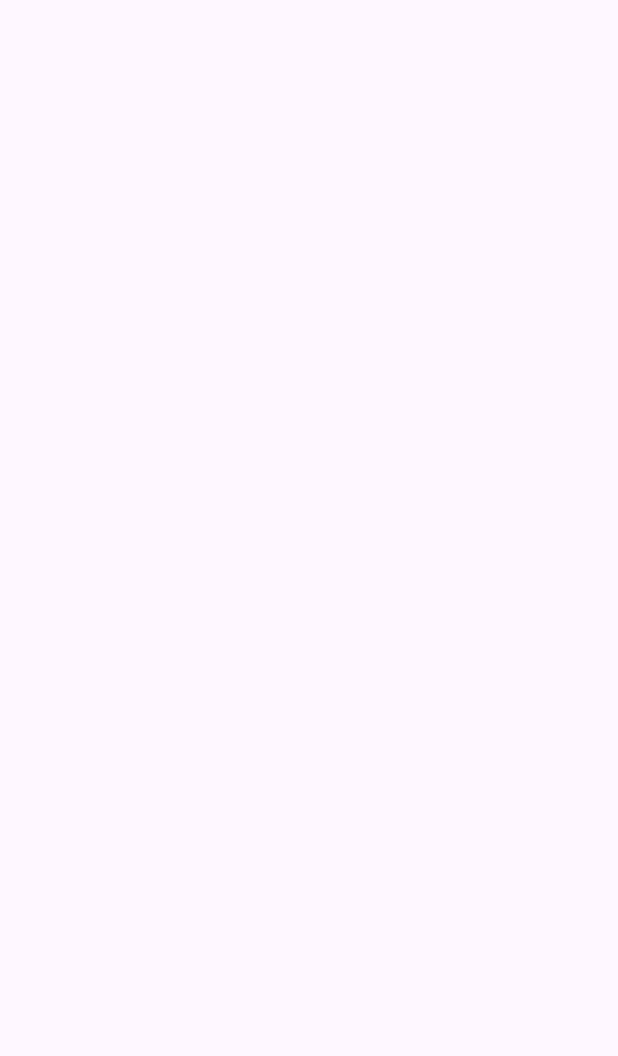
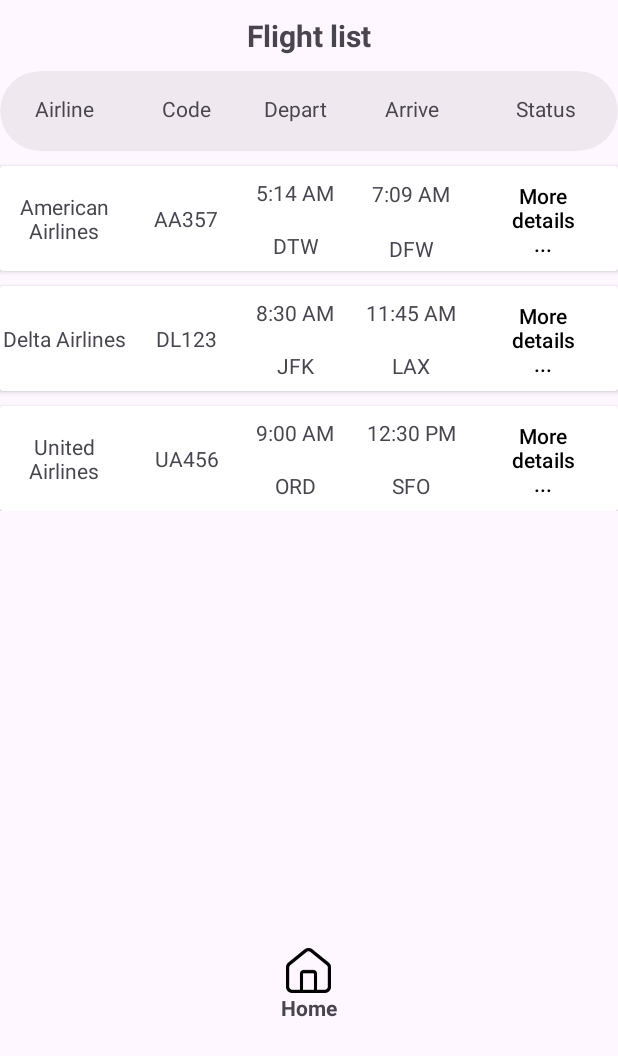
Before and after one commit to hatrungnguyen/Mobile, an Android app: the FlightByCityActivity screen opened directly, with no data from a screen before it, on a phone screen of 412 x 824 dp. Before the commit the part shown is empty. Shown: the top 1056 px of the screen. Run offline under Robolectric (Android 15) with nearby library versions, the phone set to English and light mode, and no system bars.

Commit message:
flight by city layout

```diff
--- a/app/src/main/java/vn/edu/usth/mobile/FlightByCitiesActivity.java
+++ b/app/src/main/java/vn/edu/usth/mobile/FlightByCityActivity.java
@@ -8,13 +8,13 @@ import androidx.core.graphics.Insets;
 import androidx.core.view.ViewCompat;
 import androidx.core.view.WindowInsetsCompat;
 
-public class FlightByCitiesActivity extends AppCompatActivity {
+public class FlightByCityActivity extends AppCompatActivity {
 
     @Override
     protected void onCreate(Bundle savedInstanceState) {
         super.onCreate(savedInstanceState);
         EdgeToEdge.enable(this);
-        setContentView(R.layout.activity_flight_by_cities);
+        setContentView(R.layout.activity_flight_by_city);
         ViewCompat.setOnApplyWindowInsetsListener(findViewById(R.id.main), (v, insets) -> {
             Insets systemBars = insets.getInsets(WindowInsetsCompat.Type.systemBars());
             v.setPadding(systemBars.left, systemBars.top, systemBars.right, systemBars.bottom);
--- a/app/src/main/res/layout/activity_flight_by_cities.xml
+++ /dev/null
@@ -1,10 +0,0 @@
-<?xml version="1.0" encoding="utf-8"?>
-<androidx.constraintlayout.widget.ConstraintLayout xmlns:android="http://schemas.android.com/apk/res/android"
-    xmlns:app="http://schemas.android.com/apk/res-auto"
-    xmlns:tools="http://schemas.android.com/tools"
-    android:id="@+id/main"
-    android:layout_width="match_parent"
-    android:layout_height="match_parent"
-    tools:context=".FlightByCitiesActivity">
-
-</androidx.constraintlayout.widget.ConstraintLayout>
--- /dev/null
+++ b/app/src/main/res/layout/activity_flight_by_city.xml
@@ -0,0 +1,381 @@
+<?xml version="1.0" encoding="utf-8"?>
+<androidx.constraintlayout.widget.ConstraintLayout xmlns:android="http://schemas.android.com/apk/res/android"
+    xmlns:app="http://schemas.android.com/apk/res-auto"
+    xmlns:tools="http://schemas.android.com/tools"
+    android:id="@+id/main"
+    android:layout_width="match_parent"
+    android:layout_height="match_parent"
+    tools:context=".FlightByCityActivity">
+
+
+    <LinearLayout
+        android:id="@+id/linearLayout"
+        android:layout_width="match_parent"
+        android:layout_height="match_parent"
+        android:layout_alignParentTop="true"
+        android:orientation="vertical"
+        app:layout_constraintEnd_toEndOf="parent"
+        app:layout_constraintHorizontal_bias="0.0"
+        app:layout_constraintStart_toStartOf="parent"
+        app:layout_constraintTop_toTopOf="parent">
+
+        <TextView
+            android:id="@+id/flight_list"
+            android:layout_width="match_parent"
+            android:layout_height="47dp"
+            android:gravity="center"
+            android:text="Flight list"
+            android:textSize="20dp"
+            android:textStyle="bold" />
+
+        <com.google.android.material.card.MaterialCardView
+            android:id="@+id/topbar_contatiner"
+            android:layout_width="match_parent"
+            android:layout_height="53dp"
+            android:backgroundTint="#45C3C3C3"
+            app:cardCornerRadius="40dp"
+            app:strokeWidth="0dp">
+
+            <LinearLayout
+                android:id="@+id/content_features"
+                android:layout_width="match_parent"
+                android:layout_height="30dp"
+                android:layout_marginTop="10dp"
+                android:orientation="horizontal">
+
+                <TextView
+                    android:id="@+id/airline_bar"
+                    android:layout_width="86dp"
+                    android:layout_height="match_parent"
+                    android:gravity="center"
+                    android:text="Airline" />
+
+                <TextView
+                    android:id="@+id/flight_code_bar"
+                    android:layout_width="76dp"
+                    android:layout_height="match_parent"
+                    android:gravity="center"
+                    android:text="Code" />
+
+                <TextView
+                    android:id="@+id/time_depart"
+                    android:layout_width="70dp"
+                    android:layout_height="match_parent"
+                    android:gravity="center"
+                    android:text="Depart" />
+
+                <TextView
+                    android:id="@+id/time_arrive"
+                    android:layout_width="84dp"
+                    android:layout_height="match_parent"
+                    android:gravity="center"
+                    android:text="Arrive" />
+
+                <TextView
+                    android:id="@+id/status_bar"
+                    android:layout_width="match_parent"
+                    android:layout_height="match_parent"
+                    android:gravity="center"
+                    android:text="Status" />
+            </LinearLayout>
+        </com.google.android.material.card.MaterialCardView>
+
+        <ScrollView
+            android:id="@+id/flight_list_container"
+            android:layout_width="match_parent"
+            android:layout_height="511dp"
+            android:layout_above="@+id/bottombar">
+
+            <LinearLayout
+                android:layout_width="match_parent"
+                android:layout_height="wrap_content"
+                android:orientation="vertical">
+
+                <androidx.cardview.widget.CardView
+                    android:id="@+id/flight_details1"
+                    android:layout_width="match_parent"
+                    android:layout_height="70dp"
+                    android:layout_marginTop="10dp">
+
+                    <LinearLayout
+                        android:layout_width="wrap_content"
+                        android:layout_height="match_parent"
+                        android:orientation="horizontal">
+
+                        <TextView
+                            android:id="@+id/airline_name1"
+                            android:layout_width="86dp"
+                            android:layout_height="match_parent"
+                            android:gravity="center"
+                            android:text="American Airlines" />
+
+                        <TextView
+                            android:id="@+id/code_1"
+                            android:layout_width="76dp"
+                            android:layout_height="match_parent"
+                            android:layout_weight="1"
+                            android:gravity="center"
+                            android:text="AA357" />
+
+                        <LinearLayout
+                            android:layout_width="70dp"
+                            android:layout_height="match_parent"
+                            android:orientation="vertical">
+
+                            <TextView
+                                android:id="@+id/depart_time1"
+                                android:layout_width="match_parent"
+                                android:layout_height="35dp"
+                                android:gravity="center"
+                                android:text="5:14 AM" />
+
+                            <TextView
+                                android:id="@+id/from_airport1"
+                                android:layout_width="match_parent"
+                                android:layout_height="35dp"
+                                android:gravity="center"
+                                android:text="DTW"
+                                app:layout_constraintEnd_toEndOf="parent"
+                                app:layout_constraintStart_toStartOf="parent" />
+
+                        </LinearLayout>
+
+                        <LinearLayout
+                            android:layout_width="84dp"
+                            android:layout_height="match_parent"
+                            android:orientation="vertical">
+
+                            <TextView
+                                android:id="@+id/arrive_time1"
+                                android:layout_width="match_parent"
+                                android:layout_height="37dp"
+                                android:gravity="center"
+                                android:text="7:09 AM" />
+
+                            <TextView
+                                android:id="@+id/to_airport1"
+                                android:layout_width="match_parent"
+                                android:layout_height="35dp"
+                                android:gravity="center"
+                                android:text="DFW" />
+
+                        </LinearLayout>
+
+                        <com.google.android.material.button.MaterialButton
+                            android:id="@+id/details1"
+                            android:layout_width="92dp"
+                            android:layout_height="match_parent"
+                            android:gravity="center"
+                            android:text="More details..."
+                            android:textColor="@color/black"
+                            app:backgroundTint="#2DFFFFFF"
+                            app:cornerRadius="8dp" />
+
+                    </LinearLayout>
+
+                </androidx.cardview.widget.CardView>
+
+                <androidx.cardview.widget.CardView
+                    android:id="@+id/flight_details2"
+                    android:layout_width="match_parent"
+                    android:layout_height="70dp"
+                    android:layout_marginTop="10dp">
+
+                    <LinearLayout
+                        android:layout_width="wrap_content"
+                        android:layout_height="match_parent"
+                        android:orientation="horizontal">
+
+                        <TextView
+                            android:id="@+id/airline_name2"
+                            android:layout_width="86dp"
+                            android:layout_height="match_parent"
+                            android:gravity="center"
+                            android:text="Delta Airlines" />
+
+                        <TextView
+                            android:id="@+id/code_2"
+                            android:layout_width="76dp"
+                            android:layout_height="match_parent"
+                            android:layout_weight="1"
+                            android:gravity="center"
+                            android:text="DL123" />
+
+                        <LinearLayout
+                            android:layout_width="70dp"
+                            android:layout_height="match_parent"
+                            android:orientation="vertical">
+
+                            <TextView
+                                android:id="@+id/depart_time2"
+                                android:layout_width="match_parent"
+                                android:layout_height="35dp"
+                                android:gravity="center"
+                                android:text="8:30 AM" />
+
+                            <TextView
+                                android:id="@+id/from_airport2"
+                                android:layout_width="match_parent"
+                                android:layout_height="35dp"
+                                android:gravity="center"
+                                android:text="JFK" />
+
+                        </LinearLayout>
+
+                        <LinearLayout
+                            android:layout_width="84dp"
+                            android:layout_height="match_parent"
+                            android:orientation="vertical">
+
+                            <TextView
+                                android:id="@+id/arrive_time2"
+                                android:layout_width="match_parent"
+                                android:layout_height="35dp"
+                                android:gravity="center"
+                                android:text="11:45 AM" />
+
+                            <TextView
+                                android:id="@+id/to_airport2"
+                                android:layout_width="match_parent"
+                                android:layout_height="35dp"
+                                android:gravity="center"
+                                android:text="LAX" />
+
+                        </LinearLayout>
+
+                        <com.google.android.material.button.MaterialButton
+                            android:id="@+id/details2"
+                            android:layout_width="92dp"
+                            android:layout_height="match_parent"
+                            android:gravity="center"
+                            android:text="More details..."
+                            android:textColor="@color/black"
+                            app:backgroundTint="#2DFFFFFF"
+                            app:cornerRadius="8dp" />
+
+                    </LinearLayout>
+
+                </androidx.cardview.widget.CardView>
+
+                <androidx.cardview.widget.CardView
+                    android:id="@+id/flight_details3"
+                    android:layout_width="match_parent"
+                    android:layout_height="70dp"
+                    android:layout_marginTop="10dp">
+
+                    <LinearLayout
+                        android:layout_width="wrap_content"
+                        android:layout_height="match_parent"
+                        android:orientation="horizontal">
+
+                        <TextView
+                            android:id="@+id/airline_name3"
+                            android:layout_width="86dp"
+                            android:layout_height="match_parent"
+                            android:gravity="center"
+                            android:text="United Airlines" />
+
+                        <TextView
+                            android:id="@+id/code_3"
+                            android:layout_width="76dp"
+                            android:layout_height="match_parent"
+                            android:layout_weight="1"
+                            android:gravity="center"
+                            android:text="UA456" />
+
+                        <LinearLayout
+                            android:layout_width="70dp"
+                            android:layout_height="match_parent"
+                            android:orientation="vertical">
+
+                            <TextView
+                                android:id="@+id/depart_time3"
+                                android:layout_width="match_parent"
+                                android:layout_height="35dp"
+                                android:gravity="center"
+                                android:text="9:00 AM" />
+
+                            <TextView
+                                android:id="@+id/from_airport3"
+                                android:layout_width="match_parent"
+                                android:layout_height="35dp"
+                                android:gravity="center"
+                                android:text="ORD" />
+
+                        </LinearLayout>
+
+                        <LinearLayout
+                            android:layout_width="84dp"
+                            android:layout_height="match_parent"
+                            android:orientation="vertical">
+
+                            <TextView
+                                android:id="@+id/arrive_time3"
+                                android:layout_width="match_parent"
+                                android:layout_height="35dp"
+                                android:gravity="center"
+                                android:text="12:30 PM" />
+
+                            <TextView
+                                android:id="@+id/to_airport3"
+                                android:layout_width="match_parent"
+                                android:layout_height="35dp"
+                                android:gravity="center"
+                                android:text="SFO" />
+
+                        </LinearLayout>
+
+                        <com.google.android.material.button.MaterialButton
+                            android:id="@+id/details3"
+                            android:layout_width="92dp"
+                            android:layout_height="match_parent"
+                            android:gravity="center"
+                            android:text="More details..."
+                            android:textColor="@color/black"
+                            app:backgroundTint="#2DFFFFFF"
+                            app:cornerRadius="8dp" />
+
+                    </LinearLayout>
+
+                </androidx.cardview.widget.CardView>
+
+            </LinearLayout>
+
+        </ScrollView>
+
+        <LinearLayout
+            android:id="@+id/bottombar"
+            android:layout_width="match_parent"
+            android:layout_height="wrap_content"
+            android:layout_alignParentBottom="true"
+            android:gravity="center_horizontal"
+            android:orientation="horizontal">
+
+            <LinearLayout
+                android:id="@+id/home_button_container"
+                android:layout_width="wrap_content"
+                android:layout_height="wrap_content"
+                android:layout_margin="20dp"
+                android:gravity="center"
+                android:orientation="vertical">
+
+                <ImageView
+                    android:id="@+id/home_icon"
+                    android:layout_width="30dp"
+                    android:layout_height="30dp"
+                    android:src="@drawable/home" />
+
+                <TextView
+                    android:id="@+id/home_text"
+                    android:layout_width="wrap_content"
+                    android:layout_height="wrap_content"
+                    android:text="Home"
+                    android:textStyle="bold" />
+
+            </LinearLayout>
+
+        </LinearLayout>
+
+    </LinearLayout>
+
+</androidx.constraintlayout.widget.ConstraintLayout>
```
Also changed, not shown: app/src/main/AndroidManifest.xml (+4 -3 lines).
